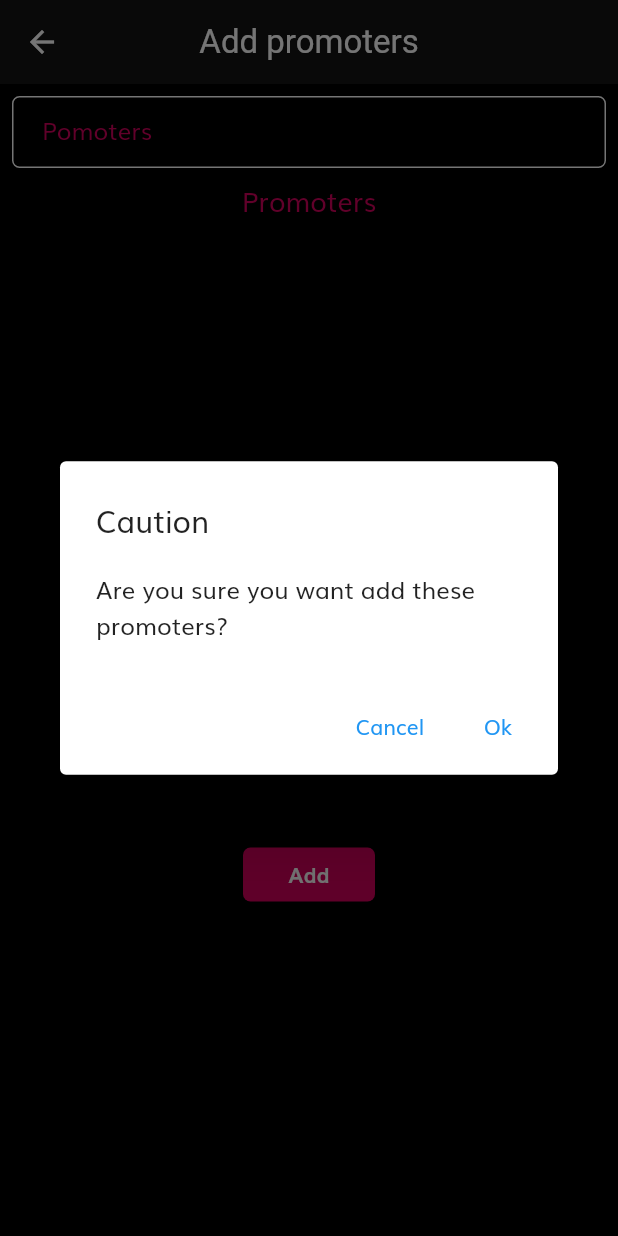
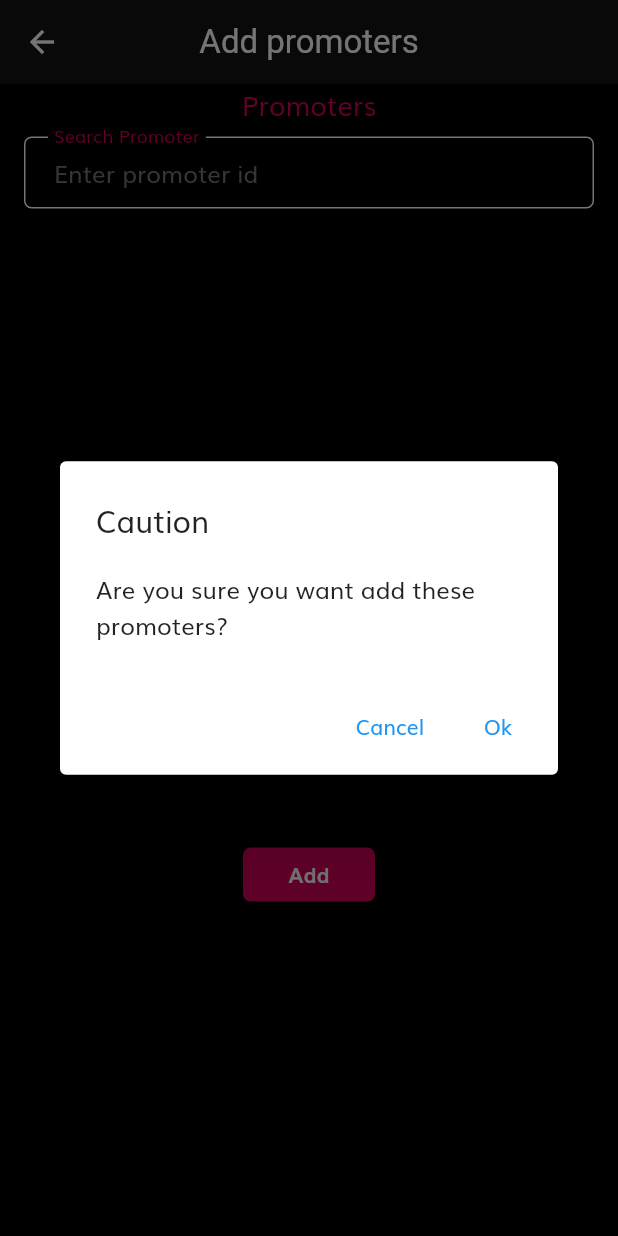
Before and after one commit to goofy1916/bookario_manager, a Flutter app: the AddPromoters screen opened directly with empty values, after a tap on "Add", on a phone screen of 412 x 824 dp. Run offline on Flutter 3.47's test engine with Material 2 defaults, Android fonts, the light colour scheme and no system bars; drawn by our look-alikes of dropdown_search; our stand-ins replace cloud_firestore, date_time_picker, firebase_auth, firebase_core, firebase_storage, flutter_spinkit and 7 more; missing offline and left inert: clipboard, flutter_barcode_scanner, razorpay_flutter; accounts and stored records are empty.

Commit message:
Fixed bugs

```diff
--- a/lib/components/custom_number_field.dart
+++ b/lib/components/custom_number_field.dart
@@ -24,7 +24,7 @@ class CustomNumberFormField extends StatelessWidget {
         // focusNode: viewModel.nameFocusNode,
         controller: fieldController,
         validator: (String? val) {
-          if (val == null) {
+          if (val == null || val == "") {
             return "Enter valid value!";
           } else if (int.tryParse(val)! < 0) {
             return "Value cannot be less than 0";
--- a/lib/components/custom_text_form_field.dart
+++ b/lib/components/custom_text_form_field.dart
@@ -24,7 +24,7 @@ class CustomTextFormField extends StatelessWidget {
         // focusNode: viewModel.nameFocusNode,
         controller: fieldController,
         validator: (String? val) {
-          if (val == null) {
+          if (val == null || val == "") {
             return "Enter valid value!";
           } else {
             return null;
--- a/lib/screens/add_promoter/add_promoter.dart
+++ b/lib/screens/add_promoter/add_promoter.dart
@@ -1,9 +1,7 @@
 import 'package:bookario_manager/components/constants.dart';
 import 'package:bookario_manager/components/default_button.dart';
 import 'package:bookario_manager/components/loading.dart';
-import 'package:bookario_manager/models/promoter_model.dart';
 import 'package:bookario_manager/screens/add_promoter/add_promoter_viewmodel.dart';
-import 'package:dropdown_search/dropdown_search.dart';
 import 'package:flutter/material.dart';
 import 'package:stacked/stacked.dart';
 
@@ -30,42 +28,89 @@ class AddPromoters extends StatelessWidget {
               ),
               body: viewModel.isBusy
                   ? const Loading()
-                  : Column(
+                  : SingleChildScrollView(
+                      child: Column(
                         children: [
-                        ...[
-                          Padding(
-                            padding: const EdgeInsets.all(8.0),
-                            child: DropdownSearch<PromoterModel>.multiSelection(
-                                mode: Mode.MENU,
-                                // showSelectedItem: true,
-                                items: viewModel.promoters,
-                                itemAsString: (PromoterModel? promoter) =>
-                                    promoter!.promoterId.toString(),
-                                dropdownSearchDecoration: const InputDecoration(
-                                    labelText: "Pomoters"),
-                                onChanged: viewModel.updateSelectedPromoters,
-                                // popupItemDisabled: (PromoterModel s) => s.startsWith('I'),
-                                selectedItems: viewModel.selectedPromoters,
-                                showSelectedItems: false),
-                          ),
                           const Text(
                             "Promoters",
                             style:
                                 TextStyle(color: kSecondaryColor, fontSize: 18),
                           ),
-                          SizedBox(
-                            height: MediaQuery.of(context).size.height / 2,
-                            child: ListView(
+                          Align(
+                            alignment: Alignment.centerLeft,
+                            child: Wrap(
+                              crossAxisAlignment: WrapCrossAlignment.start,
                               children: [
                                 ...viewModel.selectedPromoters.map(
                                     (e) => customListTile(e.name, viewModel))
                               ],
                             ),
                           ),
+                          Padding(
+                            padding:
+                                const EdgeInsets.symmetric(horizontal: 8.0),
+                            child: CustomTextFormField(
+                              fieldTitle: "Search Promoter",
+                              fieldController:
+                                  viewModel.searchPromoterController,
+                              fieldHint: "Enter promoter id",
+                              onChanged: viewModel.updatePromoterSearchList,
+                            ),
+                          ),
+                          Padding(
+                            padding:
+                                const EdgeInsets.symmetric(horizontal: 8.0),
+                            child: SizedBox(
+                              height: MediaQuery.of(context).size.height / 2,
+                              child: Column(
+                                children: [
+                                  ...viewModel.promoterSearchList.map(
+                                    (promoter) => Container(
+                                      width: double.infinity,
+                                      padding: const EdgeInsets.symmetric(
+                                          horizontal: 12),
+                                      decoration: BoxDecoration(
+                                          color: Colors.grey.shade800),
+                                      child: Column(
+                                        children: [
+                                          Row(
+                                            mainAxisAlignment:
+                                                MainAxisAlignment.spaceBetween,
+                                            children: [
+                                              Text(promoter.promoterId),
+                                              Checkbox(
+                                                activeColor: Colors.green,
+                                                value: viewModel
+                                                    .selectedPromoters
+                                                    .contains(promoter),
+                                                onChanged: (value) => viewModel
+                                                    .updateSelectedPromoters(
+                                                        promoter: promoter,
+                                                        add: value ?? false),
+                                              ),
                                             ],
+                                          ),
+                                          const SizedBox(
+                                            height: 8,
+                                          ),
+                                          Container(
+                                            width: double.infinity,
+                                            height: 1,
+                                            color: kPrimaryColor,
+                                          )
+                                        ],
+                                      ),
+                                    ),
+                                  )
+                                ],
+                              ),
+                            ),
+                          ),
                           DefaultButton(
-                            press: () => viewModel.addPromoters(), text: "Add"),
+                              press: () => viewModel.addPromoters(),
+                              text: "Add"),
                         ],
+                      ),
                     ),
             ),
           );
@@ -76,16 +121,54 @@ class AddPromoters extends StatelessWidget {
 customListTile(String title, AddPromoterViewModel viewModel) {
   return Padding(
     padding: const EdgeInsets.all(8.0),
-    child: Container(
-      decoration: BoxDecoration(
-          border: Border.all(color: kPrimaryColor),
-          borderRadius: BorderRadius.circular(10)),
-      child: ListTile(
-        title: Text(
+    child: Chip(
+      label: Text(
         title,
         style: const TextStyle(color: kSecondaryColor),
       ),
     ),
+  );
+}
+
+class CustomTextFormField extends StatelessWidget {
+  const CustomTextFormField(
+      {Key? key,
+      required this.fieldController,
+      required this.fieldTitle,
+      required this.fieldHint,
+      required this.onChanged})
+      : super(key: key);
+
+  final TextEditingController fieldController;
+  final String fieldTitle;
+  final String fieldHint;
+  final Function(String?) onChanged;
+
+  @override
+  Widget build(BuildContext context) {
+    return Padding(
+      padding: const EdgeInsets.all(8.0),
+      child: TextFormField(
+        style: const TextStyle(color: Colors.white70),
+        keyboardType: TextInputType.text,
+        textCapitalization: TextCapitalization.words,
+        cursorColor: Colors.white70,
+        // focusNode: viewModel.nameFocusNode,
+        onChanged: onChanged,
+        controller: fieldController,
+        validator: (String? val) {
+          if (val == null) {
+            return "Enter valid value!";
+          } else {
+            return null;
+          }
+        },
+        decoration: InputDecoration(
+          labelText: fieldTitle,
+          hintText: fieldHint,
+          floatingLabelBehavior: FloatingLabelBehavior.always,
+        ),
       ),
     );
   }
+}
--- a/lib/screens/add_promoter/add_promoter_viewmodel.dart
+++ b/lib/screens/add_promoter/add_promoter_viewmodel.dart
@@ -3,6 +3,7 @@
 import 'package:bookario_manager/app.locator.dart';
 import 'package:bookario_manager/models/promoter_model.dart';
 import 'package:bookario_manager/services/firebase_service.dart';
+import 'package:flutter/material.dart';
 import 'package:stacked/stacked.dart';
 import 'package:stacked_services/stacked_services.dart';
 
@@ -13,10 +14,15 @@ class AddPromoterViewModel extends BaseViewModel {
   List<PromoterModel> selectedPromoters = [];
   late String eventid;
 
+  TextEditingController searchPromoterController = TextEditingController();
+
+  List<PromoterModel> promoterSearchList = [];
+
   getPromoters(String eventId, List<String> promoterList) async {
     setBusy(true);
     promoters = await _firebaseService.getPromoters()
       ..sort((PromoterModel a, PromoterModel b) => a.name.compareTo(b.name));
+    promoterSearchList = promoters;
     selectedPromoters.addAll(promoters
         .where((element) => promoterList.contains(element.promoterId)));
     eventid = eventId;
@@ -28,8 +34,9 @@ class AddPromoterViewModel extends BaseViewModel {
     notifyListeners();
   }
 
-  updateSelectedPromoters(List<PromoterModel> selection) {
-    selectedPromoters = selection;
+  updateSelectedPromoters(
+      {required PromoterModel promoter, required bool add}) {
+    add ? selectedPromoters.add(promoter) : selectedPromoters.remove(promoter);
     notifyListeners();
   }
 
@@ -46,4 +53,16 @@ class AddPromoterViewModel extends BaseViewModel {
       _navigationService.back();
     }
   }
+
+  updatePromoterSearchList(String? promoter) {
+    promoterSearchList = promoters
+        .where((element) =>
+            element.promoterId
+                .toLowerCase()
+                .contains((promoter ?? "").toLowerCase()) ||
+            element.name.toLowerCase().contains((promoter ?? "").toLowerCase()))
+        .toList();
+
+    notifyListeners();
+  }
 }
--- a/lib/screens/club_details/club_event/club_events.dart
+++ b/lib/screens/club_details/club_event/club_events.dart
@@ -26,6 +26,7 @@ class ClubEvents extends StatelessWidget {
                 return EventCard(
                   event: viewModel.getEvents[index],
                   onEdit: () => viewModel.editEvent(viewModel.getEvents[index]),
+                  viewModel: viewModel,
                 );
               },
             ),
--- a/lib/screens/event_details/components/display_prices.dart
+++ b/lib/screens/event_details/components/display_prices.dart
@@ -70,7 +70,7 @@ class ListofEntryPrices extends StatelessWidget {
                                     child: Text(
                                       "${pass.type} : ₹ ${pass.entry} " +
                                           ((pass.cover > 0.0)
-                                              ? "\n(Cover ₹${pass.cover}))"
+                                              ? "\n(Cover ₹${pass.cover})"
                                               : ""),
                                       style: const TextStyle(
                                         fontSize: 16,
--- a/lib/screens/event_details/components/event_details_type_widget.dart
+++ b/lib/screens/event_details/components/event_details_type_widget.dart
@@ -283,15 +283,15 @@ class EventDetailsTypeWidget extends StatelessWidget {
             if (coupon.percentOff != null) ...[
               whiteTextField18("Coupon type: Percent"),
               whiteTextField(
-                  "Percent off: ${coupon.percentOff}%, Max discount: Rs.${coupon.maxAmount},"),
+                  "Percent off: ${coupon.percentOff}%,\nMax discount: Rs.${coupon.maxAmount},"),
               whiteTextField(
-                  "Min amount required: Rs.${coupon.minAmountRequired}, Max coupons: ${coupon.maxCoupons}"),
+                  "Min amount required: Rs.${coupon.minAmountRequired},\nMax coupons: ${coupon.maxCoupons}"),
               whiteTextField("Remaining coupons: ${coupon.remainingCoupons}"),
             ] else ...[
               whiteTextField18("Coupon type: Flat off"),
               whiteTextField("Max discount: Rs.${coupon.maxAmount},"),
               whiteTextField(
-                  "Min amount required: Rs.${coupon.minAmountRequired}, Max coupons: ${coupon.maxCoupons}"),
+                  "Min amount required: Rs.${coupon.minAmountRequired},\nMax coupons: ${coupon.maxCoupons}"),
               whiteTextField("Remaining coupons: ${coupon.remainingCoupons}"),
             ]
           ],
--- a/lib/services/firebase_service.dart
+++ b/lib/services/firebase_service.dart
@@ -80,7 +80,7 @@ class FirebaseService {
   Future<List<ClubDetails>?> getMyClubs(String uid) async {
     List<ClubDetails> _clubDetails = [];
     final response = await _clubCollectionReference
-        .where("members", arrayContains: uid)
+        .where("managers", arrayContains: uid)
         .get();
     for (final doc in response.docs) {
       _clubDetails.add(
@@ -97,7 +97,6 @@ class FirebaseService {
     for (final doc in response.docs) {
       events.add(
           EventModel.fromJson(doc.data()! as Map<String, dynamic>, doc.id));
-      log((doc.data() as Map<String, dynamic>?).toString());
     }
     return events;
   }
@@ -227,7 +226,6 @@ class FirebaseService {
     EventPass eventPass;
     try {
       final response = await _passesCollectionReference.doc(passId).get();
-      log(response.data().toString());
       if (response.exists) {
         eventPass =
             EventPass.fromJson(response.data() as Map<String, dynamic>, passId);
```
Also changed, not shown: lib/screens/club_details/club_details_screen_viewmodel.dart (+11 -5 lines), lib/screens/club_details/club_event/event_card.dart (+4 -10 lines), lib/screens/create_event/add_event_viewmodel.dart (+5 -3 lines), lib/screens/create_pass/create_pass_view.dart (+17 -16 lines), lib/screens/create_pass/create_pass_viewmodel.dart (+22 -18 lines), lib/screens/event_details/event_details_screen_viewmodel.dart (+11 -6 lines). Lines whose indentation alone changed are shown as unchanged.
